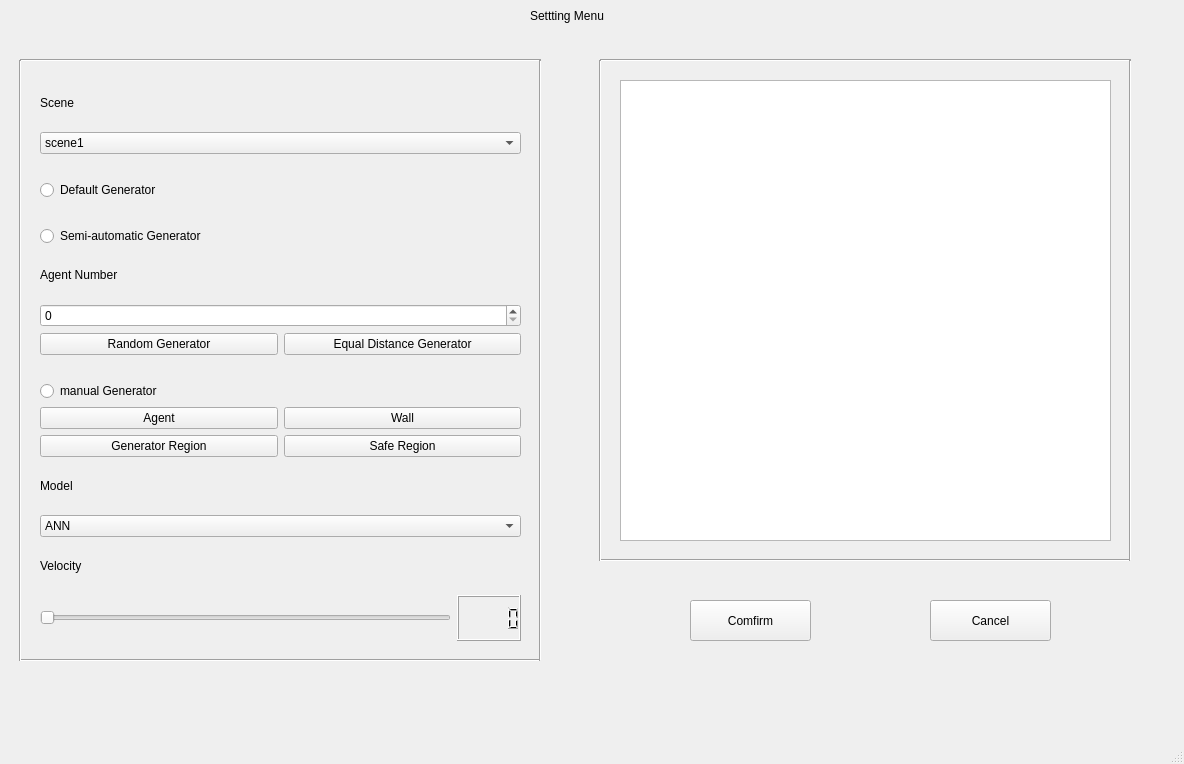
Before: the Qt Designer form pypeds/gui/ui/mainwindow_setting.ui in my-HenryS/pypeds, drawn with Qt 5.
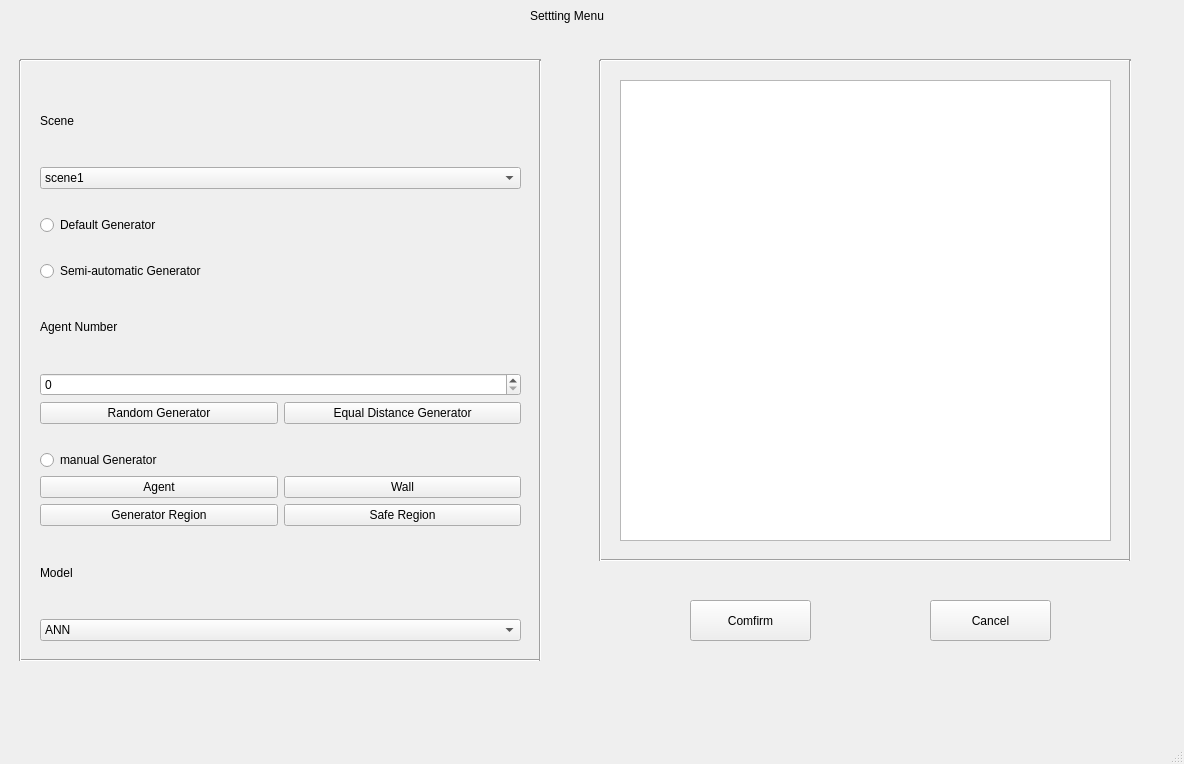
After: the same form once the commit is applied.

What changed in the file:
```diff
--- a/pypeds/gui/ui/mainwindow_setting.ui
+++ b/pypeds/gui/ui/mainwindow_setting.ui
@@ -211,27 +211,6 @@
        </item>
       </widget>
      </item>
-     <item>
-      <widget class="QLabel" name="label_4">
-       <property name="text">
-        <string>Velocity</string>
-       </property>
-      </widget>
-     </item>
-     <item>
-      <layout class="QHBoxLayout" name="horizontalLayout_2">
-       <item>
-        <widget class="QSlider" name="horizontalSlider">
-         <property name="orientation">
-          <enum>Qt::Horizontal</enum>
-         </property>
-        </widget>
-       </item>
-       <item>
-        <widget class="QLCDNumber" name="lcdNumber"/>
-       </item>
-      </layout>
-     </item>
     </layout>
    </widget>
    <widget class="QGraphicsView" name="graphicsView">
```
